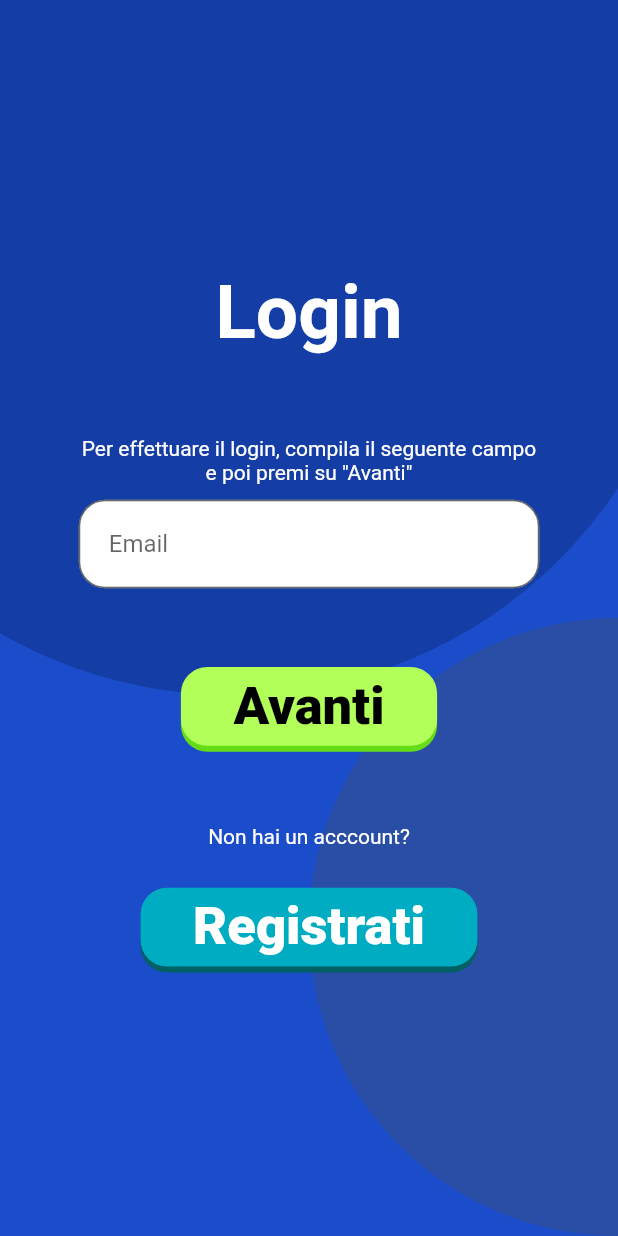
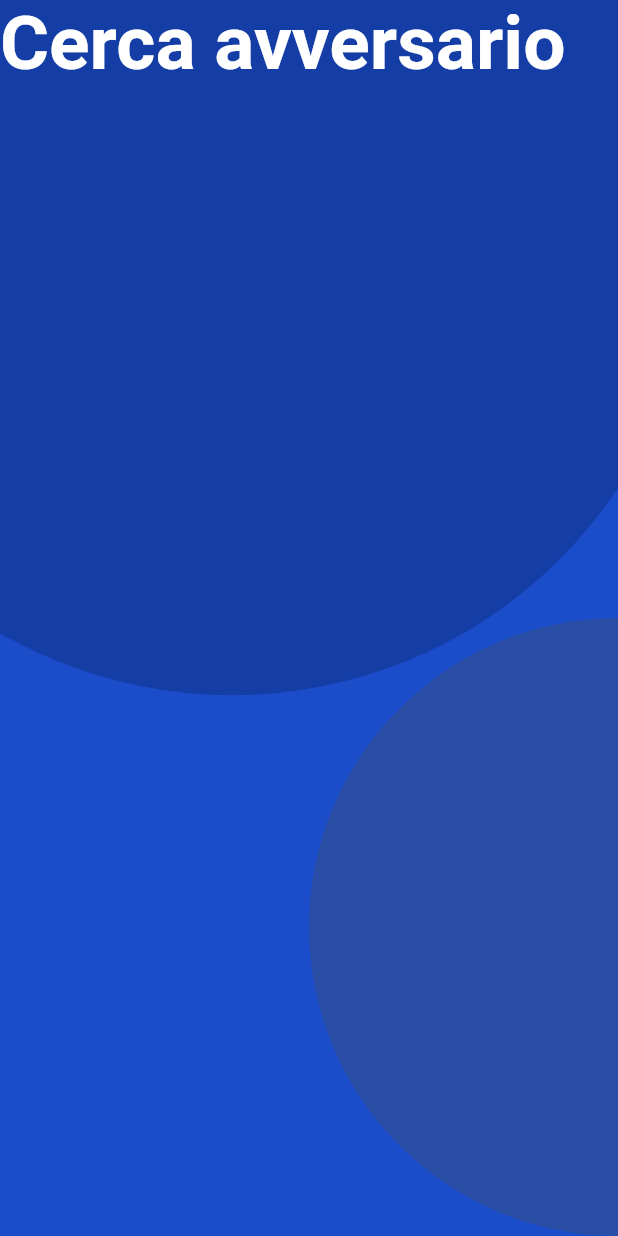
Before and after one commit to sommoMicc/MyMemory2.0-Flutter, a Flutter app: the screen it shows after launch, after a tap on "Multiplayer", on a phone screen of 412 x 824 dp. Run offline on Flutter 3.47's test engine with Material 2 defaults, Android fonts, the phone set to English and light mode, and no system bars; our stand-ins replace flutter_secure_storage, socket_io_client, uni_links; network calls fail.

Commit message:
Modificate route e aggiunto messaggio di benvenuto login

```diff
--- a/lib/main.dart
+++ b/lib/main.dart
@@ -1,27 +1,27 @@
 import 'package:flutter/material.dart';
 
-import './utils/socket_helper.dart';
+import './pages/home_page.dart';
 
-import './pages/home_page.dart';
-import './pages/login.dart';
-import './pages/signup.dart';
-import './pages/game_arena.dart';
-import './pages/game_result.dart';
+import './pages/multiplayer/login.dart';
+import './pages/multiplayer/signup.dart';
+import './pages/multiplayer/find_match.dart';
+
+import './pages/singleplayer/game_arena.dart';
+import './pages/singleplayer/game_result.dart';
 
 
 void main() {
-  SocketHelper();
-
   runApp(
     MaterialApp(
       title: "Let's Memory!",
       initialRoute: '/',
       routes: {
         '/': (context) => LetsMemoryHomePage(),
-        '/login': (context) => LetsMemoryLoginPage(),
-        '/signup': (context) => LetsMemorySignupPage(),
+        '/multiplayer/login': (context) => LetsMemoryLoginPage(),
+        '/multiplayer/signup': (context) => LetsMemorySignupPage(),
+        '/multiplayer/findmatch': (context) => LetsMemoryFindMatch(),
         '/singleplayer': (context) => LetsMemoryGameArena(),
-        '/gameresult': (context) => LetsMemoryGameResult()
+        '/singleplayer/gameresult': (context) => LetsMemoryGameResult()
       },
     )
   );
--- a/lib/pages/home_page.dart
+++ b/lib/pages/home_page.dart
@@ -25,7 +25,7 @@ class LetsMemoryHomePage extends StatefulWidget {
   }
 
 }
-class _LetsMemoryHomePageState extends State<LetsMemoryHomePage> implements SocketListener {
+class _LetsMemoryHomePageState extends State<LetsMemoryHomePage> {
   StreamSubscription _sub;
 
   @override
@@ -33,44 +33,18 @@ class _LetsMemoryHomePageState extends State<LetsMemoryHomePage> implements Sock
     super.initState();
     initUniLinks(context);
   }
+
+  @override
+  void dispose() {
+    super.dispose();
+    _sub.cancel();
+  }
+
   @override
   Widget build(BuildContext context) {
-    SocketHelper.currentSocketListener = this;
-
-    return LetsMemoryBackground(
-      children: <Widget>[
-        Center(
-          child: Column(
-            mainAxisAlignment: MainAxisAlignment.center,
-            crossAxisAlignment: CrossAxisAlignment.center,
-            children: <Widget>[
-              LetsMemoryLogo(),
-              Padding(padding: EdgeInsets.only(top: LetsMemoryDimensions.standardCard*3/2)),
-              LetsMemoryMainButton(
-                text: "Singleplayer",
-                backgroundColor: Colors.green[500],
-                shadowColor: Colors.green[900],
-                callback: () {
-                  Navigator.pushNamed(context, "/singleplayer");
-                }
-              ),
-              Padding(padding: EdgeInsets.only(top: LetsMemoryDimensions.standardCard)),
-              LetsMemoryMainButton(
-                text: "Multiplayer",
-                backgroundColor: Colors.purple[500],
-                shadowColor: Colors.purple[900],
-                callback: () {
-                  StorageHelper().getUsername().then((String username) async {
-                    Navigator.pushNamed(context,"/login");
-                  });
-                }
-              ),
-            ],
-          ),
-        )
-      ],
+    return Scaffold(
+      body: _LetsMemoryHomePageInner()
     );
-
   }
 
 
@@ -148,6 +122,7 @@ class _LetsMemoryHomePageState extends State<LetsMemoryHomePage> implements Sock
               );
             },
           );
+          SocketHelper().connect();
         }
         else {
           showDialog(
@@ -180,16 +155,123 @@ class _LetsMemoryHomePageState extends State<LetsMemoryHomePage> implements Sock
     }
   }
 
+}
+
+class _LetsMemoryHomePageInner extends StatefulWidget {
+  @override
+  State<StatefulWidget> createState() {
+    return _LetsMemoryHomePageInnerState();
+  }
+
+}
+class _LetsMemoryHomePageInnerState extends State<_LetsMemoryHomePageInner>
+  implements SocketListener {
+
+
+  @override
+  void initState() {
+    super.initState();
+    WidgetsBinding.instance
+        .addPostFrameCallback((_) => SocketHelper().connect());
+
+  }
+
+  @override
+  Widget build(BuildContext context) {
+
+    SocketHelper().currentSocketListener = this;
+    SocketHelper().connect();
+
+    return LetsMemoryBackground(
+      children: <Widget>[
+        Center(
+          child: Column(
+            mainAxisAlignment: MainAxisAlignment.center,
+            crossAxisAlignment: CrossAxisAlignment.center,
+            children: <Widget>[
+              LetsMemoryLogo(),
+              Padding(padding: EdgeInsets.only(top: LetsMemoryDimensions.standardCard*3/2)),
+              LetsMemoryMainButton(
+                text: "Singleplayer",
+                backgroundColor: Colors.green[500],
+                shadowColor: Colors.green[900],
+                callback: () {
+                  Navigator.pushNamed(context, "/singleplayer");
+                }
+              ),
+              Padding(padding: EdgeInsets.only(top: LetsMemoryDimensions.standardCard)),
+              LetsMemoryMainButton(
+                text: "Multiplayer",
+                backgroundColor: Colors.purple[500],
+                shadowColor: Colors.purple[900],
+                callback: () {
+                  StorageHelper().getToken().then((String token) async {
+                    if(token != null && token.length > 0) {
+                      Navigator.pushNamed(context,"/multiplayer/findmatch");
+                    }
+                    else {
+                      Navigator.pushNamed(context,"/multiplayer/login");
+                    }
+                  });
+                }
+              ),
+            ],
+          ),
+        )
+      ],
+    );
+  }
+
   @override
   void onLoginResult(bool success, String username) {
     if(success) {
-      print("Login effettuato con successo!!");
+      Scaffold.of(context).showSnackBar(
+        _createSnackBar("Bentornato "+username, success)
+      );
     }
     else {
-      print("Errore nel login");
+      Scaffold.of(context).showSnackBar(
+       _createSnackBar("Impossibile effettuare il login. Credenziali errate.", success)
+      );
     }
   }
 
+  SnackBar _createSnackBar(String text, bool success) {
+    return SnackBar(
+      content: _LetsMemorySnackbar(text,success)
+    );
+  }
+}
 
+class _LetsMemorySnackbar extends StatelessWidget {
+  final String _text;
+  final bool _success;
 
+  _LetsMemorySnackbar(this._text,this._success);
+
+  @override
+  Widget build(BuildContext context) {
+    return Row(
+      crossAxisAlignment: CrossAxisAlignment.center,
+      mainAxisAlignment: MainAxisAlignment.center,
+      children: <Widget>[
+        Container(
+          height: 10,
+          width: 10,
+          decoration: BoxDecoration(
+            color: this._success ? Colors.green : Colors.red,
+            borderRadius: BorderRadius.circular(10),
+          )
+        ),
+        Padding(padding: EdgeInsets.only(left: 10)),
+        Text(_text,
+          style: TextStyle(
+            fontSize: LetsMemoryDimensions.mainButtonFont * 2 / 3
+          ),
+          textAlign: TextAlign.center
+        )
+      ]
+    );
+
+  }
 }
--- /dev/null
+++ b/lib/pages/multiplayer/find_match.dart
@@ -0,0 +1,23 @@
+import 'package:flutter/material.dart';
+import '../../UI/theme.dart';
+import '../../UI/background.dart';
+
+class LetsMemoryFindMatch extends StatefulWidget {
+  @override
+  State<StatefulWidget> createState() {
+    return _LetsMemoryFindMatchState();
+  }
+
+}
+
+class _LetsMemoryFindMatchState extends State<LetsMemoryFindMatch> {
+  @override
+  Widget build(BuildContext context) {
+    return LetsMemoryBackground(
+      children: <Widget>[
+        Text("Cerca avversario",style: LetsmemoryStyles.mainTitle),
+      ]
+    );
+  }
+
+}
--- a/lib/pages/signup.dart
+++ b/lib/pages/multiplayer/signup.dart
@@ -1,12 +1,12 @@
 import 'package:flutter/material.dart';
 
-import '../UI/theme.dart';
-import '../UI/background.dart';
-import '../UI/main_button.dart';
-import '../UI/dialog.dart';
+import '../../UI/theme.dart';
+import '../../UI/background.dart';
+import '../../UI/main_button.dart';
+import '../../UI/dialog.dart';
 
-import '../utils/network_helper.dart';
-import '../models/message.dart';
+import '../../utils/network_helper.dart';
+import '../../models/message.dart';
 
 
 
@@ -142,7 +142,7 @@ class _LetsMemorySignupState extends State<LetsMemorySignupPage> {
                 backgroundColor: Colors.cyan[600],
                 shadowColor: Colors.cyan[900],
                 callback: () {
-                  Navigator.pushReplacementNamed(context, "/login");
+                  Navigator.pushReplacementNamed(context, "/multiplayer/login");
                   /*Navigator.push(
                     context,
                     MaterialPageRoute(builder: (context) => LetsMemoryLoginPage()),
--- a/lib/pages/game_result.dart
+++ b/lib/pages/singleplayer/game_result.dart
@@ -1,7 +1,7 @@
 import 'package:flutter/material.dart';
-import '../UI/main_button.dart';
-import '../UI/background.dart';
-import '../UI/theme.dart';
+import '../../UI/main_button.dart';
+import '../../UI/background.dart';
+import '../../UI/theme.dart';
 
 class LetsMemoryGameResult extends StatelessWidget {
   @override
--- a/lib/utils/socket_helper.dart
+++ b/lib/utils/socket_helper.dart
@@ -1,22 +1,27 @@
+import  'package:socket_io_client/socket_io_client.dart' as IO;
+
 import 'network_helper.dart';
 import 'storage_helper.dart';
 
 import '../models/socket_listener.dart';
 import '../models/message.dart';
 
-import  'package:socket_io_client/socket_io_client.dart' as IO;
-
-
 class SocketHelper {
-  static IO.Socket _socket;
-  static SocketListener currentSocketListener;
+  IO.Socket _socket;
+  SocketListener currentSocketListener;
+  bool isConnectionInitiated;
 
   static final SocketHelper _singleton = SocketHelper._internal();
   factory SocketHelper() {
     return _singleton;
   }
-  SocketHelper._internal() {
-    print("CHIAMATO COSTRUTTORE SOCKETHELPER");
+  SocketHelper._internal(): isConnectionInitiated = false;
+
+  void connect() async{
+    if(!isConnectionInitiated) {
+      //Inizializzo il socket solo se ho già un token (quindi ho già fatto il login via HTTP)
+      String token = await StorageHelper().getToken();
+      if(token != null && token.length > 0) {
         _socket = IO.io(NetworkHelper.ADDRESS, <String, dynamic>{'transports': ['websocket']});
         _socket.on("connect",(_) async {
           print("Connected");
@@ -24,6 +29,9 @@ class SocketHelper {
         });
 
         _socket.on("loginResponse",_onLoginResponse);
+      }
+    }
+    isConnectionInitiated = true;
   }
 
   void _doLogin() async {
@@ -34,11 +42,13 @@ class SocketHelper {
   }
 
   void _onLoginResponse(dynamic data) {
+    print(data);
     Message response = Message.fromJSON(data);
     if(response.status == "success") {
       currentSocketListener.onLoginResult(true, response.message);
     }
     else {
+      StorageHelper().logout();
       currentSocketListener.onLoginResult(false, null);
     }
   }
--- a/lib/utils/storage_helper.dart
+++ b/lib/utils/storage_helper.dart
@@ -29,4 +29,9 @@ class StorageHelper {
   void setUsername(String username) {
     _storage.write(key: _keyUsername, value: username);
   }
+
+  void logout() {
+    _storage.delete(key: _keyUsername);
+    _storage.delete(key: _keyToken);
+  }
 }
```
Also changed, not shown: lib/pages/multiplayer/login.dart (renamed from lib/pages/login.dart, +7 -7 lines), lib/pages/singleplayer/game_arena.dart (renamed from lib/pages/game_arena.dart, +10 -7 lines). Lines whose indentation alone changed are shown as unchanged.
